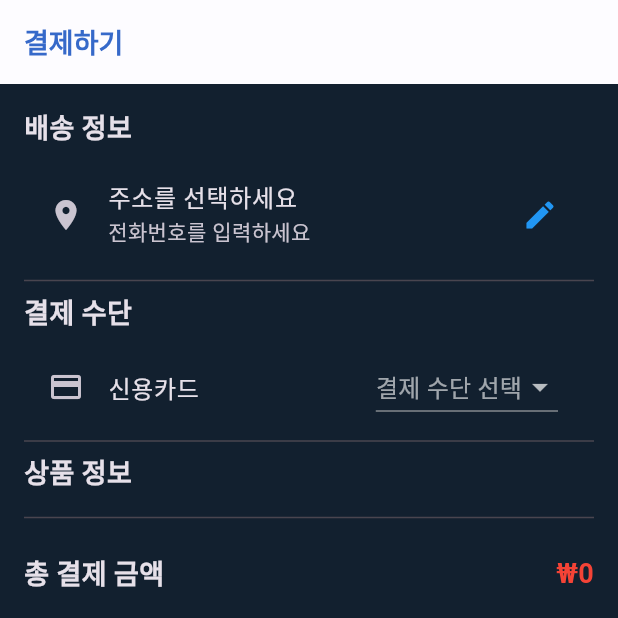
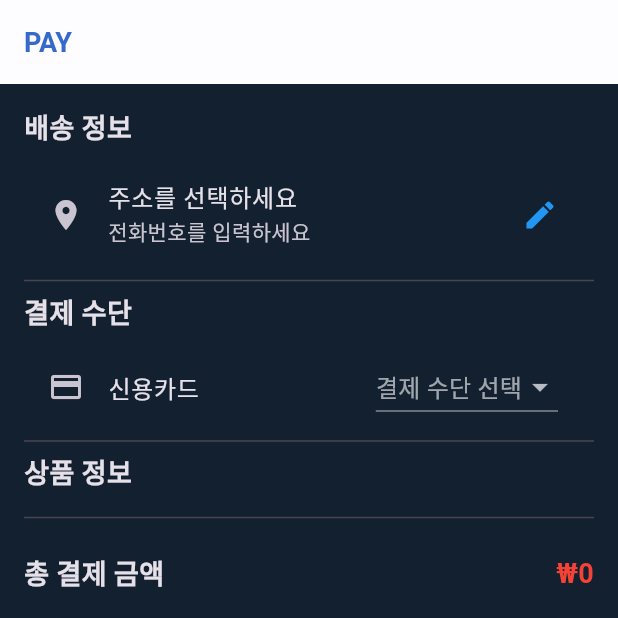
Before and after one commit to 001014k/trading-platform, a Flutter app: the PaymentPage screen opened directly with empty values, on a phone screen of 412 x 824 dp, the top half of it. Run offline on Flutter 3.47's test engine with Material 3 defaults, Android fonts, the phone set to English and light mode, and no system bars; our stand-ins replace cloud_firestore, firebase_auth, firebase_core, firebase_storage, image_picker, shared_preferences; accounts and stored records are empty; Roboto replaces fonts that are missing (DM Sans).

Commit message:
20241025 (결제페이지 타이틀 제목 수정)

```diff
--- a/lib/Payment_page.dart
+++ b/lib/Payment_page.dart
@@ -42,7 +42,7 @@ class _PaymentPageState extends State<PaymentPage> {
         backgroundColor: Colors.white,
         elevation: 1,
         title: Text(
-            '결제하기',
+            'PAY',
           style: TextStyle(
             color: Color(0xFF3669C9),
             fontSize: 18,
```
